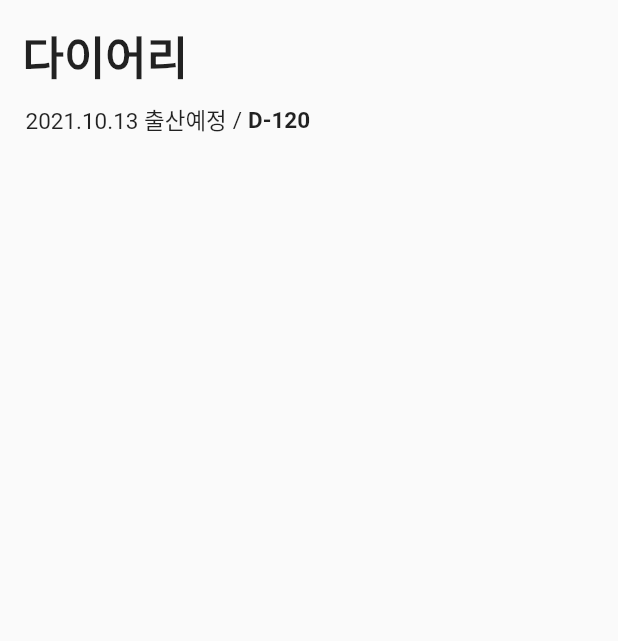
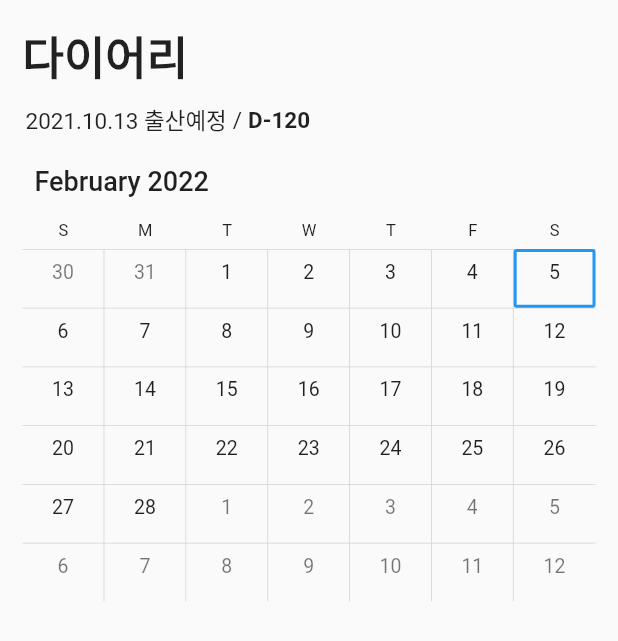
Before and after one commit to leeeeeoy/momsound-project, a Flutter app: the DiaryScreen widget shown alone on an empty page, opened directly, on a phone screen of 412 x 824 dp. Shown: the top 641 px of the screen. Run offline on Flutter 3.47's test engine with Material 2 defaults, Android fonts, the phone set to English and light mode, and no system bars; drawn by our look-alikes of syncfusion_flutter_calendar; our stand-ins replace animated_splash_screen, flutter_spinkit, flutter_svg, get, page_transition, permission_handler; missing offline and left inert: draggable_scrollbar, flutter_sound, kakao_flutter_sdk; accounts and stored records are empty; network calls fail.

Commit message:
add calendar to diary_screen.dart

```diff
--- a/lib/main.dart
+++ b/lib/main.dart
@@ -12,7 +12,7 @@ class MyApp extends StatelessWidget {
   @override
   Widget build(BuildContext context) {
     SystemChrome.setSystemUIOverlayStyle(SystemUiOverlayStyle(
-      statusBarColor: Color(0xFFFFA9A9), // 투명색
+      statusBarColor: Color(0xFFFFA9A9),
     ));
 
     return GetMaterialApp(
--- a/lib/screens/diary_screen.dart
+++ b/lib/screens/diary_screen.dart
@@ -1,6 +1,6 @@
 import 'package:flutter/cupertino.dart';
 import 'package:flutter/material.dart';
-import 'package:table_calendar/table_calendar.dart';
+import 'package:syncfusion_flutter_calendar/calendar.dart';
 
 // final kNow = DateTime.now();
 // final kFirstDay = DateTime(kNow.year, kNow.month - 3, kNow.day);
@@ -13,9 +13,13 @@ class DiaryScreen extends StatefulWidget {
 }
 
 class _DiaryScreenState extends State<DiaryScreen> {
-  // CalendarFormat _calendarFormat = CalendarFormat.month;
-  // DateTime _focusedDay = DateTime.now();
-  // DateTime? _selectedDay;
+  CalendarController _calendarController = CalendarController();
+
+  initState(){
+    _calendarController.selectedDate = DateTime(2022, 02, 05);
+    _calendarController.displayDate = DateTime(2022, 02, 05);
+    super.initState();
+  }
 
   @override
   Widget build(BuildContext context) {
@@ -64,14 +68,16 @@ class _DiaryScreenState extends State<DiaryScreen> {
                                   fontWeight: FontWeight.bold,
                                 ),
                               ),
-                            )
+                            ),
                           ],
                         ),
                       ),
-                      // Container(
-                      //   child: TableCalendar(
-                      //   ),
-                      // ),
+                      Center(
+                        child: SfCalendar(
+                          view: CalendarView.month,
+                          controller: _calendarController,
+                        ),
+                      ),
                     ],
                   ),
                 )
--- a/lib/screens/home_screen.dart
+++ b/lib/screens/home_screen.dart
@@ -13,7 +13,8 @@ class HomeScreen extends StatefulWidget {
 }
 
 class _HomeScreenState extends State<HomeScreen> {
-  DateTime date = DateTime.parse(user.babyBirth);
+  // DateTime date = DateTime.parse(user.babyBirth); todo 서버 실행시 주석 해제
+  DateTime date = DateTime.now();
 
   _babyDay() {
     var k = DateTime(
--- a/lib/screens/loading_screen.dart
+++ b/lib/screens/loading_screen.dart
@@ -13,7 +13,8 @@ class LoadingScreen extends StatefulWidget {
 
 class _LoadingScreenState extends State<LoadingScreen> {
   // 서버 실행시키면 IP 주소 나옵니다
-  final String url = 'http://192.168.0.33:8080/user/1';
+  // final String url = 'http://192.168.0.33:8080/user/1'; // 요엘님 ip 주소
+  final String url = 'http://114.207.171.118:8080/user/1'; // 영록의 ip 주소
   var jsonData;
 
   @override
--- a/lib/screens/nickname_screen.dart
+++ b/lib/screens/nickname_screen.dart
@@ -3,8 +3,10 @@ import 'package:flutter/material.dart';
 import 'package:flutter/services.dart';
 import 'package:get/get.dart';
 import 'package:momsori/screens/loading_screen.dart';
+import 'package:momsori/screens/main_screen.dart';
 import 'package:momsori/screens/tutorial_screen.dart';
 import 'package:momsori/widgets/contants.dart';
+
 
 class NicknameScreen extends StatefulWidget {
   @override
@@ -119,7 +121,9 @@ class _NicknameScreenState extends State<NicknameScreen> {
                         : Color(0xFFFFA9A9),
                     onPressed: () {
                       Get.to(
-                        () => LoadingScreen(),
+                        // todo 서버 실행 시 수정
+                        // () => LoadingScreen(),
+                        () => MainScreen(),
                         transition: Transition.fadeIn,
                       );
                     },
--- a/pubspec.yaml
+++ b/pubspec.yaml
@@ -45,7 +45,7 @@ dependencies:
   flutter_sound: ^7.7.0+1
   path_provider: ^1.6.27
   permission_handler: ^5.1.0+2
-  table_calendar: ^2.3.3
+  syncfusion_flutter_calendar: 18.4.49
   http: ^0.12.2
   flutter_svg: ^0.19.0
   flutter_spinkit: ^4.1.2
```
Also changed, not shown: lib/screens/main_screen.dart (+7 -5 lines), pubspec.lock.
